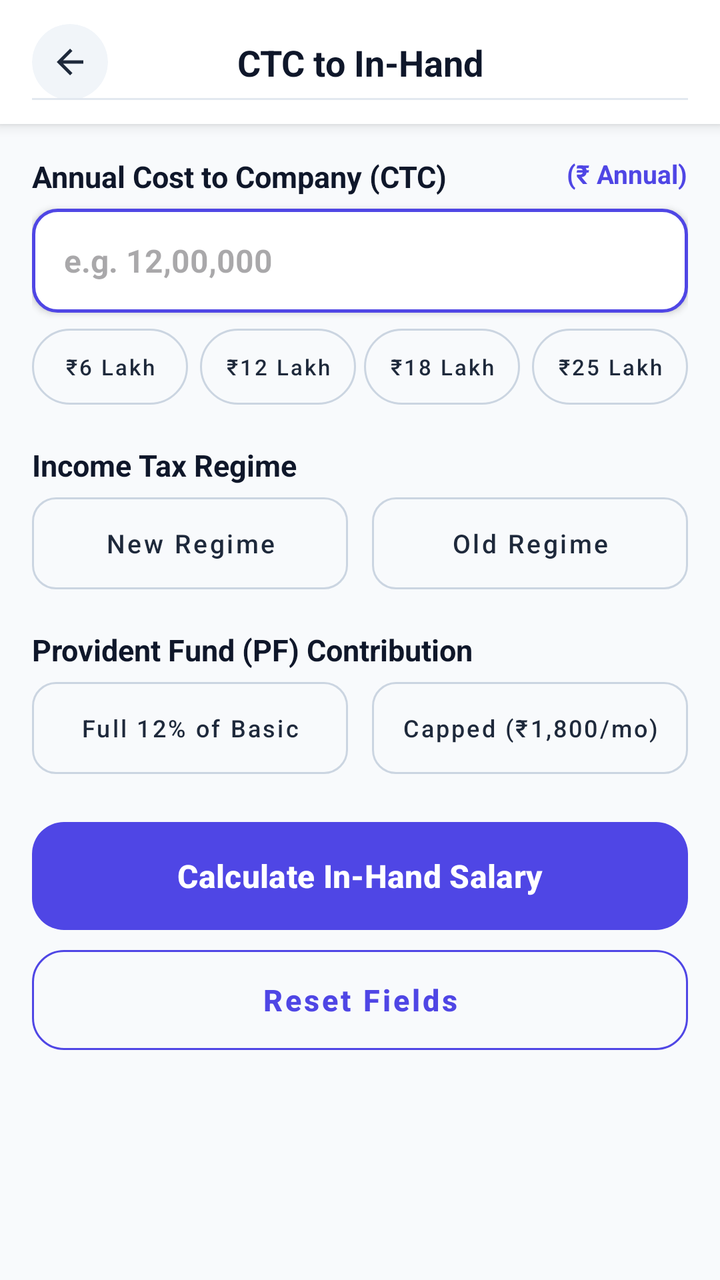
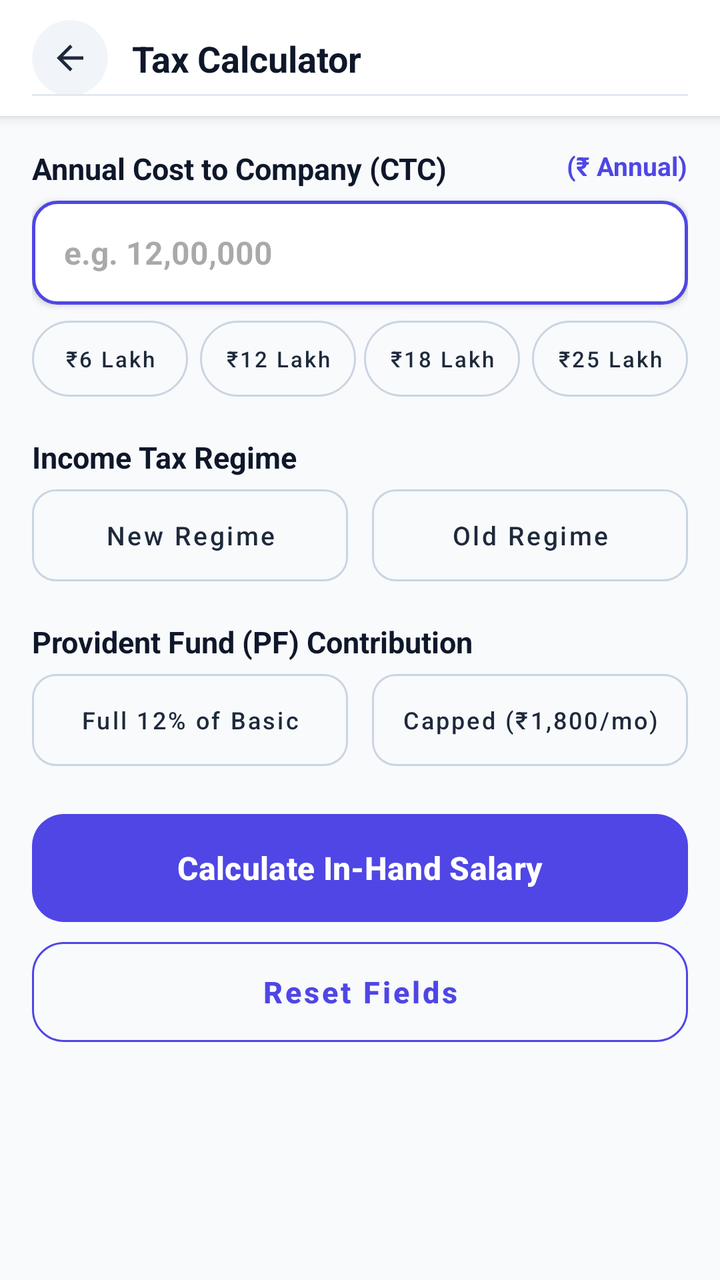

Two renders of the same Android screen: before a commit and after it. Below are the layout's source before the change and the commit's diff.
<!-- AndroidManifest.xml: application theme Theme.Calculatoremi -->
<!-- res/layout/activity_ctc_to_inhand.xml -->
<?xml version="1.0" encoding="utf-8"?>
<LinearLayout xmlns:android="http://schemas.android.com/apk/res/android"
    xmlns:app="http://schemas.android.com/apk/res-auto"
    android:layout_width="match_parent"
    android:layout_height="match_parent"
    android:background="#F8FAFC"
    android:orientation="vertical">

    
    <androidx.constraintlayout.widget.ConstraintLayout
        android:id="@+id/calculatorHeader"
        android:layout_width="match_parent"
        android:layout_height="wrap_content"
        android:minHeight="55dp"
        android:background="@android:color/white"
        android:elevation="4dp"
        android:paddingStart="16dp"
        android:paddingTop="12dp"
        android:paddingEnd="16dp"
        android:paddingBottom="12dp">

        <com.google.android.material.card.MaterialCardView
            android:id="@+id/btnBackContainer"
            android:layout_width="38dp"
            android:layout_height="38dp"
            app:cardBackgroundColor="#F1F5F9"
            app:cardCornerRadius="19dp"
            app:cardElevation="0dp"
            app:strokeWidth="0dp"
            app:layout_constraintBottom_toBottomOf="parent"
            app:layout_constraintStart_toStartOf="parent"
            app:layout_constraintTop_toTopOf="parent">

            <ImageView
                android:id="@+id/btnBack"
                android:layout_width="20dp"
                android:layout_height="20dp"
                android:layout_gravity="center"
                android:src="@drawable/ic_arrow_back"
                app:tint="#1E293B" />
        </com.google.android.material.card.MaterialCardView>

        <TextView
            android:id="@+id/txtTitle"
            android:layout_width="wrap_content"
            android:layout_height="wrap_content"
            android:text="CTC to In-Hand"
            android:textColor="#0F172A"
            android:textSize="18sp"
            android:textStyle="bold"
            app:layout_constraintBottom_toBottomOf="parent"
            app:layout_constraintEnd_toEndOf="parent"
            app:layout_constraintStart_toStartOf="parent"
            app:layout_constraintTop_toTopOf="parent" />

        <View
            android:layout_width="match_parent"
            android:layout_height="1dp"
            android:background="#E2E8F0"
            app:layout_constraintBottom_toBottomOf="parent" />

    </androidx.constraintlayout.widget.ConstraintLayout>

    
    <androidx.core.widget.NestedScrollView
        android:layout_width="match_parent"
        android:layout_height="match_parent"
        android:clipToPadding="false"
        android:paddingBottom="40dp"
        android:fillViewport="true">

        <LinearLayout
            android:layout_width="match_parent"
            android:layout_height="wrap_content"
            android:orientation="vertical"
            android:padding="16dp">

            
            <RelativeLayout
                android:layout_width="match_parent"
                android:layout_height="wrap_content"
                android:layout_marginBottom="6dp">

                <TextView
                    android:layout_width="wrap_content"
                    android:layout_height="wrap_content"
                    android:layout_alignParentStart="true"
                    android:text="Annual Cost to Company (CTC)"
                    android:textColor="#0F172A"
                    android:textSize="15sp"
                    android:textStyle="bold" />

                <TextView
                    android:layout_width="wrap_content"
                    android:layout_height="wrap_content"
                    android:layout_alignParentEnd="true"
                    android:text="(₹ Annual)"
                    android:textColor="@color/primary"
                    android:textSize="13sp"
                    android:textStyle="bold" />
            </RelativeLayout>

            <EditText
                android:id="@+id/etAnnualCtc"
                android:layout_width="match_parent"
                android:layout_height="52dp"
                android:background="@drawable/numeric_input_border"
                android:elevation="2dp"
                android:hint="e.g. 12,00,000"
                android:inputType="numberDecimal"
                android:paddingHorizontal="16dp"
                android:textColor="#0F172A"
                android:textSize="16sp"
                android:textStyle="bold" />

            
            <LinearLayout
                android:layout_width="match_parent"
                android:layout_height="wrap_content"
                android:layout_marginTop="8dp"
                android:layout_marginBottom="20dp"
                android:orientation="horizontal"
                android:weightSum="4">

                <com.google.android.material.button.MaterialButton
                    android:id="@+id/chipCtc6L"
                    style="@style/Widget.MaterialComponents.Button.OutlinedButton"
                    android:layout_width="0dp"
                    android:layout_height="38dp"
                    android:layout_weight="1"
                    android:layout_marginEnd="4dp"
                    android:padding="0dp"
                    android:singleLine="true"
                    android:maxLines="1"
                    android:text="₹6 Lakh"
                    android:textAllCaps="false"
                    android:textColor="#1E293B"
                    android:textSize="11sp"
                    android:insetTop="0dp"
                    android:insetBottom="0dp"
                    app:strokeColor="#CBD5E1"
                    app:cornerRadius="19dp" />

                <com.google.android.material.button.MaterialButton
                    android:id="@+id/chipCtc12L"
                    style="@style/Widget.MaterialComponents.Button.OutlinedButton"
                    android:layout_width="0dp"
                    android:layout_height="38dp"
                    android:layout_weight="1"
                    android:layout_marginHorizontal="2dp"
                    android:padding="0dp"
                    android:singleLine="true"
                    android:maxLines="1"
                    android:text="₹12 Lakh"
                    android:textAllCaps="false"
                    android:textColor="#1E293B"
                    android:textSize="11sp"
                    android:insetTop="0dp"
                    android:insetBottom="0dp"
                    app:strokeColor="#CBD5E1"
                    app:cornerRadius="19dp" />

                <com.google.android.material.button.MaterialButton
                    android:id="@+id/chipCtc18L"
                    style="@style/Widget.MaterialComponents.Button.OutlinedButton"
                    android:layout_width="0dp"
                    android:layout_height="38dp"
                    android:layout_weight="1"
                    android:layout_marginHorizontal="2dp"
                    android:padding="0dp"
                    android:singleLine="true"
                    android:maxLines="1"
                    android:text="₹18 Lakh"
                    android:textAllCaps="false"
                    android:textColor="#1E293B"
                    android:textSize="11sp"
                    android:insetTop="0dp"
                    android:insetBottom="0dp"
                    app:strokeColor="#CBD5E1"
                    app:cornerRadius="19dp" />

                <com.google.android.material.button.MaterialButton
                    android:id="@+id/chipCtc25L"
                    style="@style/Widget.MaterialComponents.Button.OutlinedButton"
                    android:layout_width="0dp"
                    android:layout_height="38dp"
                    android:layout_weight="1"
                    android:layout_marginStart="4dp"
                    android:padding="0dp"
                    android:singleLine="true"
                    android:maxLines="1"
                    android:text="₹25 Lakh"
                    android:textAllCaps="false"
                    android:textColor="#1E293B"
                    android:textSize="11sp"
                    android:insetTop="0dp"
                    android:insetBottom="0dp"
                    app:strokeColor="#CBD5E1"
                    app:cornerRadius="19dp" />

            </LinearLayout>

            
            <TextView
                android:layout_width="wrap_content"
                android:layout_height="wrap_content"
                android:layout_marginBottom="6dp"
                android:text="Income Tax Regime"
                android:textColor="#0F172A"
                android:textSize="15sp"
                android:textStyle="bold" />

            <LinearLayout
                android:layout_width="match_parent"
                android:layout_height="wrap_content"
                android:layout_marginBottom="20dp"
                android:orientation="horizontal"
                android:weightSum="2">

                <com.google.android.material.button.MaterialButton
                    android:id="@+id/chipRegimeNew"
                    style="@style/Widget.MaterialComponents.Button.OutlinedButton"
                    android:layout_width="0dp"
                    android:layout_height="46dp"
                    android:layout_weight="1"
                    android:layout_marginEnd="6dp"
                    android:gravity="center"
                    android:padding="0dp"
                    android:singleLine="true"
                    android:maxLines="1"
                    android:text="New Regime"
                    android:textAllCaps="false"
                    android:textColor="#1E293B"
                    android:textSize="13sp"
                    android:insetTop="0dp"
                    android:insetBottom="0dp"
                    app:cornerRadius="12dp"
                    app:strokeColor="#CBD5E1" />

                <com.google.android.material.button.MaterialButton
                    android:id="@+id/chipRegimeOld"
                    style="@style/Widget.MaterialComponents.Button.OutlinedButton"
                    android:layout_width="0dp"
                    android:layout_height="46dp"
                    android:layout_weight="1"
                    android:layout_marginStart="6dp"
                    android:gravity="center"
                    android:padding="0dp"
                    android:singleLine="true"
                    android:maxLines="1"
                    android:text="Old Regime"
                    android:textAllCaps="false"
                    android:textColor="#1E293B"
                    android:textSize="13sp"
                    android:insetTop="0dp"
                    android:insetBottom="0dp"
                    app:cornerRadius="12dp"
                    app:strokeColor="#CBD5E1" />

            </LinearLayout>

            
            <TextView
                android:layout_width="wrap_content"
                android:layout_height="wrap_content"
                android:layout_marginBottom="6dp"
                android:text="Provident Fund (PF) Contribution"
                android:textColor="#0F172A"
                android:textSize="15sp"
                android:textStyle="bold" />

            <LinearLayout
                android:layout_width="match_parent"
                android:layout_height="wrap_content"
                android:layout_marginBottom="24dp"
                android:orientation="horizontal"
                android:weightSum="2">

                <com.google.android.material.button.MaterialButton
                    android:id="@+id/chipPfFull"
                    style="@style/Widget.MaterialComponents.Button.OutlinedButton"
                    android:layout_width="0dp"
                    android:layout_height="46dp"
                    android:layout_weight="1"
                    android:layout_marginEnd="6dp"
                    android:gravity="center"
                    android:padding="0dp"
                    android:singleLine="true"
                    android:maxLines="1"
                    android:text="Full 12% of Basic"
                    android:textAllCaps="false"
                    android:textColor="#1E293B"
                    android:textSize="12sp"
                    android:insetTop="0dp"
                    android:insetBottom="0dp"
                    app:cornerRadius="12dp"
                    app:strokeColor="#CBD5E1" />

                <com.google.android.material.button.MaterialButton
                    android:id="@+id/chipPfCapped"
                    style="@style/Widget.MaterialComponents.Button.OutlinedButton"
                    android:layout_width="0dp"
                    android:layout_height="46dp"
                    android:layout_weight="1"
                    android:layout_marginStart="6dp"
                    android:gravity="center"
                    android:padding="0dp"
                    android:singleLine="true"
                    android:maxLines="1"
                    android:text="Capped (₹1,800/mo)"
                    android:textAllCaps="false"
                    android:textColor="#1E293B"
                    android:textSize="12sp"
                    android:insetTop="0dp"
                    android:insetBottom="0dp"
                    app:cornerRadius="12dp"
                    app:strokeColor="#CBD5E1" />

            </LinearLayout>

            
            <com.google.android.material.button.MaterialButton
                android:id="@+id/btnCalculate"
                android:layout_width="match_parent"
                android:layout_height="54dp"
                android:text="Calculate In-Hand Salary"
                android:textAllCaps="false"
                android:textColor="#FFFFFF"
                android:textSize="16sp"
                android:textStyle="bold"
                android:insetTop="0dp"
                android:insetBottom="0dp"
                app:backgroundTint="@color/primary"
                app:cornerRadius="16dp" />

            <com.google.android.material.button.MaterialButton
                android:id="@+id/btnReset"
                style="@style/Widget.MaterialComponents.Button.OutlinedButton"
                android:layout_width="match_parent"
                android:layout_height="50dp"
                android:layout_marginTop="10dp"
                android:text="Reset Fields"
                android:textAllCaps="false"
                android:textColor="@color/primary"
                android:textSize="15sp"
                android:textStyle="bold"
                android:insetTop="0dp"
                android:insetBottom="0dp"
                app:cornerRadius="16dp"
                app:strokeColor="@color/primary" />

        </LinearLayout>

    </androidx.core.widget.NestedScrollView>

</LinearLayout>
<!-- resources referenced by this layout -->
<resources>
  <color name="primary">#4F46E5</color>
  <!-- drawable ic_arrow_back (drawable) -->
  <vector xmlns:android="http://schemas.android.com/apk/res/android"
      android:width="24dp"
      android:height="24dp"
      android:viewportWidth="960"
      android:viewportHeight="960">
    <path
        android:pathData="m313,520 l224,224 -57,56 -320,-320 320,-320 57,56 -224,224h487v80L313,520Z"
        android:fillColor="#e3e3e3"/>
  </vector>
  <!-- drawable numeric_input_border (drawable) -->
  <?xml version="1.0" encoding="utf-8"?>
  <shape xmlns:android="http://schemas.android.com/apk/res/android"
      android:shape="rectangle">
  
      <solid android:color="@color/white"/>
  
      <stroke
          android:width="1.5dp"
          android:color="#4F46E5"/>
  
      <corners android:radius="12dp"/>
  </shape>
  <style name="Theme.Calculatoremi" parent="Base.Theme.Calculatoremi" />
  <color name="white">#FFFFFFFF</color>
  <style name="Base.Theme.Calculatoremi" parent="Theme.Material3.DayNight.NoActionBar">
          <item name="android:statusBarColor">@android:color/transparent</item>
          <item name="android:navigationBarColor">@android:color/transparent</item>
          <item name="android:windowLightStatusBar">false</item>
          <item name="android:windowLightNavigationBar">true</item>
          <item name="colorPrimary">@color/primary</item>
          <item name="colorOnPrimary">#FFFFFF</item>
          <item name="colorSecondary">@color/gradient_accent</item>
          <item name="colorOnSecondary">#FFFFFF</item>
      </style>
  <color name="gradient_accent">#818CF8</color>
</resources>

<!-- the commit's change to res/layout/activity_ctc_to_inhand.xml (unified diff, before → after) -->
@@ -7,59 +7,8 @@
     android:orientation="vertical">
 
     
-    <androidx.constraintlayout.widget.ConstraintLayout
-        android:id="@+id/calculatorHeader"
-        android:layout_width="match_parent"
-        android:layout_height="wrap_content"
-        android:minHeight="55dp"
-        android:background="@android:color/white"
-        android:elevation="4dp"
-        android:paddingStart="16dp"
-        android:paddingTop="12dp"
-        android:paddingEnd="16dp"
-        android:paddingBottom="12dp">
-
-        <com.google.android.material.card.MaterialCardView
-            android:id="@+id/btnBackContainer"
-            android:layout_width="38dp"
-            android:layout_height="38dp"
-            app:cardBackgroundColor="#F1F5F9"
-            app:cardCornerRadius="19dp"
-            app:cardElevation="0dp"
-            app:strokeWidth="0dp"
-            app:layout_constraintBottom_toBottomOf="parent"
-            app:layout_constraintStart_toStartOf="parent"
-            app:layout_constraintTop_toTopOf="parent">
-
-            <ImageView
-                android:id="@+id/btnBack"
-                android:layout_width="20dp"
-                android:layout_height="20dp"
-                android:layout_gravity="center"
-                android:src="@drawable/ic_arrow_back"
-                app:tint="#1E293B" />
-        </com.google.android.material.card.MaterialCardView>
-
-        <TextView
-            android:id="@+id/txtTitle"
-            android:layout_width="wrap_content"
-            android:layout_height="wrap_content"
-            android:text="CTC to In-Hand"
-            android:textColor="#0F172A"
-            android:textSize="18sp"
-            android:textStyle="bold"
-            app:layout_constraintBottom_toBottomOf="parent"
-            app:layout_constraintEnd_toEndOf="parent"
-            app:layout_constraintStart_toStartOf="parent"
-            app:layout_constraintTop_toTopOf="parent" />
-
-        <View
-            android:layout_width="match_parent"
-            android:layout_height="1dp"
-            android:background="#E2E8F0"
-            app:layout_constraintBottom_toBottomOf="parent" />
-
-    </androidx.constraintlayout.widget.ConstraintLayout>
+    
+    <include layout="@layout/layout_calculator_header" />
 
     
     <androidx.core.widget.NestedScrollView
@@ -354,3 +303,63 @@
     </androidx.core.widget.NestedScrollView>
 
 </LinearLayout>
+<!-- res/layout/layout_calculator_header.xml (included above) -->
+<?xml version="1.0" encoding="utf-8"?>
+<androidx.constraintlayout.widget.ConstraintLayout xmlns:android="http://schemas.android.com/apk/res/android"
+    xmlns:app="http://schemas.android.com/apk/res-auto"
+    android:id="@+id/calculatorHeader"
+    android:layout_width="match_parent"
+    android:layout_height="wrap_content"
+    android:minHeight="56dp"
+    android:background="@android:color/white"
+    android:elevation="4dp"
+    android:paddingStart="16dp"
+    android:paddingEnd="16dp"
+    android:paddingTop="10dp"
+    android:paddingBottom="10dp">
+
+    <com.google.android.material.card.MaterialCardView
+        android:id="@+id/btnBackContainer"
+        android:layout_width="38dp"
+        android:layout_height="38dp"
+        app:cardBackgroundColor="#F1F5F9"
+        app:cardCornerRadius="19dp"
+        app:cardElevation="0dp"
+        app:strokeWidth="0dp"
+        app:layout_constraintBottom_toBottomOf="parent"
+        app:layout_constraintStart_toStartOf="parent"
+        app:layout_constraintTop_toTopOf="parent">
+
+        <ImageView
+            android:id="@+id/btnBack"
+            android:layout_width="20dp"
+            android:layout_height="20dp"
+            android:layout_gravity="center"
+            android:src="@drawable/ic_arrow_back"
+            app:tint="#1E293B" />
+    </com.google.android.material.card.MaterialCardView>
+
+    <TextView
+        android:id="@+id/txtTitle"
+        android:layout_width="0dp"
+        android:layout_height="wrap_content"
+        android:layout_marginStart="12dp"
+        android:layout_marginEnd="12dp"
+        android:text="Tax Calculator"
+        android:textColor="#0F172A"
+        android:textSize="18sp"
+        android:textStyle="bold"
+        android:maxLines="1"
+        android:ellipsize="end"
+        app:layout_constraintBottom_toBottomOf="parent"
+        app:layout_constraintEnd_toEndOf="parent"
+        app:layout_constraintStart_toEndOf="@id/btnBackContainer"
+        app:layout_constraintTop_toTopOf="parent" />
+
+    <View
+        android:layout_width="match_parent"
+        android:layout_height="1dp"
+        android:background="#E2E8F0"
+        app:layout_constraintBottom_toBottomOf="parent" />
+
+</androidx.constraintlayout.widget.ConstraintLayout>
<!-- resource entries referenced after the edit -->
@@ -29,7 +29,7 @@
   <style name="Base.Theme.Calculatoremi" parent="Theme.Material3.DayNight.NoActionBar">
           <item name="android:statusBarColor">@android:color/transparent</item>
           <item name="android:navigationBarColor">@android:color/transparent</item>
-          <item name="android:windowLightStatusBar">false</item>
+          <item name="android:windowLightStatusBar">true</item>
           <item name="android:windowLightNavigationBar">true</item>
           <item name="colorPrimary">@color/primary</item>
           <item name="colorOnPrimary">#FFFFFF</item>
